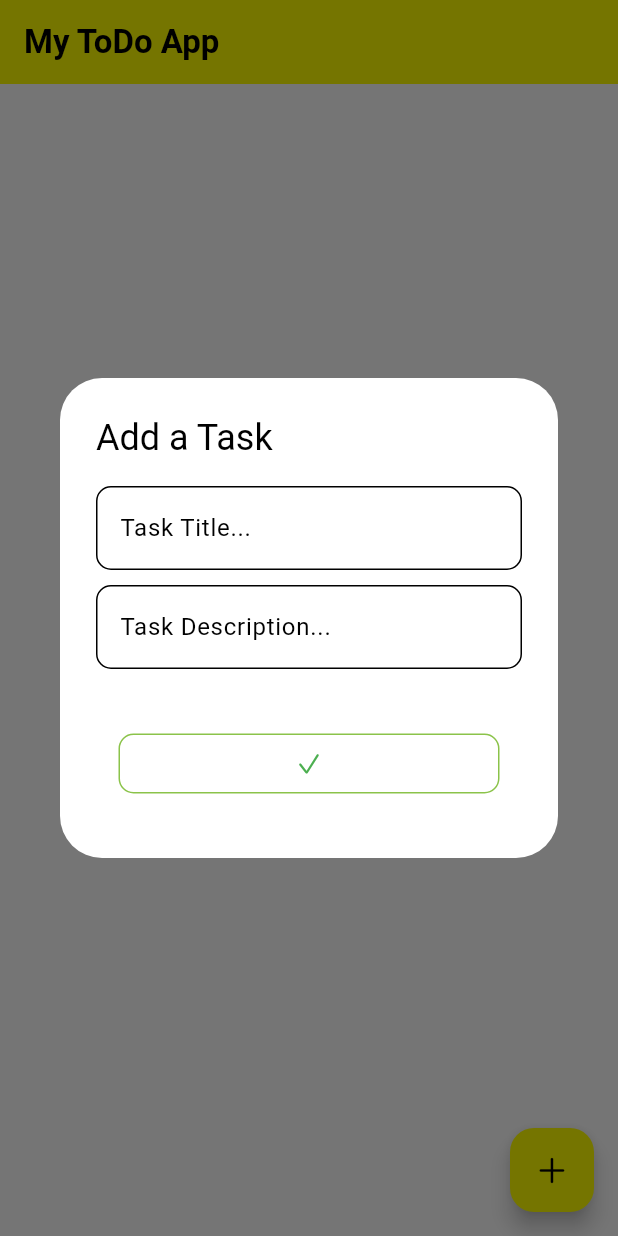
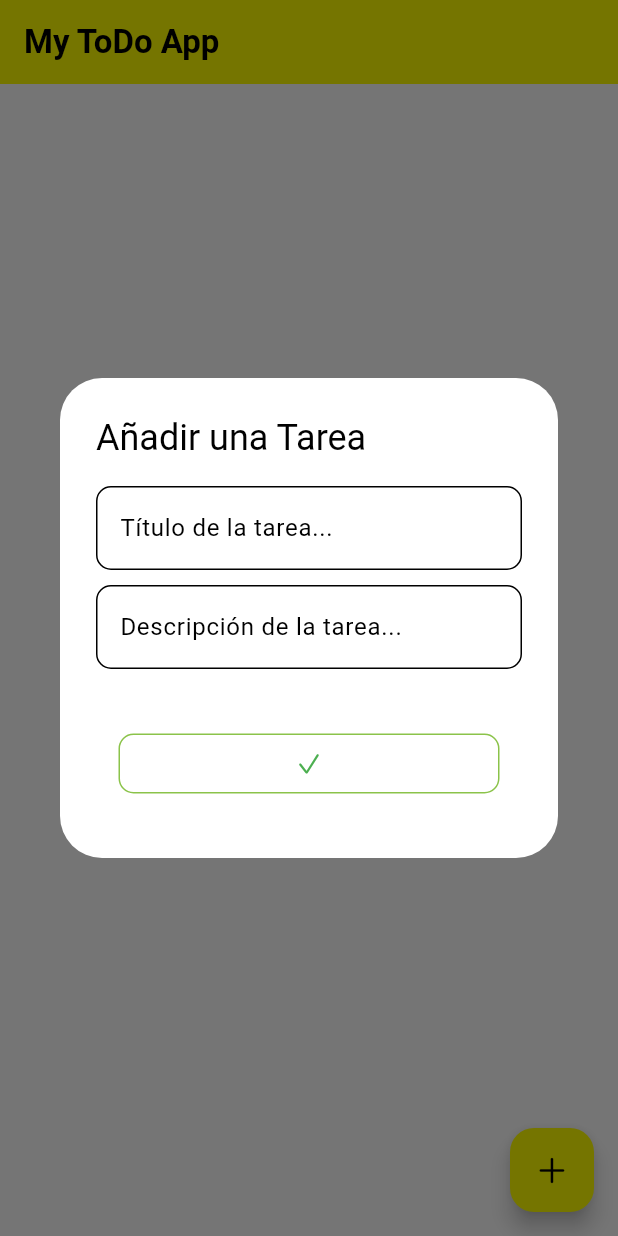
Before and after one commit to EliazarNoaLlas/CRUD-Todo-Clean, a Flutter app: the screen it shows after launch, after a tap on an icon or button, on a phone screen of 412 x 824 dp. Run offline on Flutter 3.47's test engine with Material 3 defaults, Android fonts, the light colour scheme and no system bars; our stand-ins replace bloc, equatable, flutter_bloc, flutter_slidable, hydrated_bloc.

```diff
--- a/lib/home.dart
+++ b/lib/home.dart
@@ -60,7 +60,7 @@ class _HomeScreenState extends State<HomeScreen> {
                   TextEditingController controller2 = TextEditingController();
 
                   return AlertDialog(
-                    title: const Text('Add a Task'),
+                    title: const Text('Añadir una Tarea'),
                     content: Column(
                       mainAxisSize: MainAxisSize.min,
                       children: [
@@ -68,7 +68,7 @@ class _HomeScreenState extends State<HomeScreen> {
                           controller: controller1,
                           cursorColor: Theme.of(context).colorScheme.secondary,
                           decoration: InputDecoration(
-                            hintText: 'Task Title...',
+                            hintText: 'Título de la tarea...',
                             focusedBorder: OutlineInputBorder(
                               borderRadius: BorderRadius.circular(10),
                               borderSide: BorderSide(
@@ -86,7 +86,7 @@ class _HomeScreenState extends State<HomeScreen> {
                           controller: controller2,
                           cursorColor: Theme.of(context).colorScheme.secondary,
                           decoration: InputDecoration(
-                            hintText: 'Task Description...',
+                            hintText: 'Descripción de la tarea...',
                             focusedBorder: OutlineInputBorder(
                               borderRadius: BorderRadius.circular(10),
                               borderSide: BorderSide(
@@ -176,7 +176,7 @@ class _HomeScreenState extends State<HomeScreen> {
                                   backgroundColor: const Color(0xFFFE4A49),
                                   foregroundColor: Colors.white,
                                   icon: Icons.delete,
-                                  label: 'Delete',
+                                  label: 'Eliminar',
                                 ),
                               ],
                             ),
```
Also changed, not shown: img.png (added), img_1.png (added), img_2.png (added), img_3.png (added), img_4.png (added), img_5.png (added), 1 other file.
